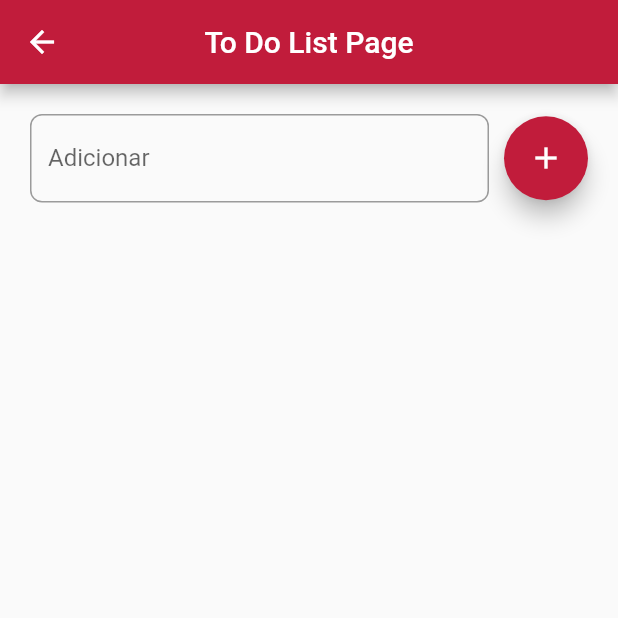
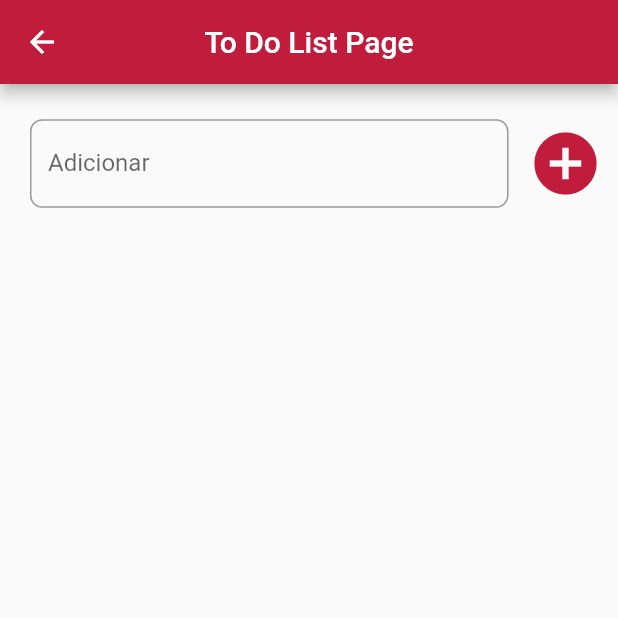
Before and after one commit to correamarcos/AppFlutter, a Flutter app: the ToDoPage screen opened directly, on a phone screen of 412 x 824 dp, the top half of it. Run offline on Flutter 3.47's test engine with Material 2 defaults, Android fonts, the phone set to English and light mode, and no system bars; our stand-ins replace easy_splash_screen.

```diff
--- a/lib/pages/to_do/page_to_do_list.dart
+++ b/lib/pages/to_do/page_to_do_list.dart
@@ -10,8 +10,6 @@ class ToDoPage extends StatefulWidget {
 
 class _ToDoPageState extends State<ToDoPage> {
   final TextEditingController _controllerTask = TextEditingController();
-  final GlobalKey<FormState> _formKey = GlobalKey<FormState>();
-
   List<Task> _task = [];
 
   @override
@@ -27,11 +25,11 @@ class _ToDoPageState extends State<ToDoPage> {
         margin: EdgeInsets.only(top: 20),
         child: Column(
           children: [
-            Form(
-              key: _formKey,
-                child:Row(
+                  Row(
                     children: [
                       Expanded(
+                        child: Container(
+
                             child: TextFormField(
                               controller: _controllerTask,
                               decoration: InputDecoration(
@@ -41,32 +39,26 @@ class _ToDoPageState extends State<ToDoPage> {
                                 ),
                                 ),
                               keyboardType: TextInputType.text,
-                                      validator: (value){
-                                          if(value!.trim().isEmpty){
-                                            return '';
-                                          }
-                                          return null;
-                                      },
+                              ),
+
                         ),
                       ),
                     Container(
-                    margin: const EdgeInsets.only(left: 10),
-                    child: FloatingActionButton(
-                      backgroundColor: const Color.fromRGBO(193, 28, 59, 1),
-                      child: const Icon(Icons.add),
-                      onPressed: (){
-                        if(_formKey.currentState!.validate()){
-                          Task tarefa = Task(name: _controllerTask.text, status: false);
-                            setState((){
+                      margin: const EdgeInsets.only(left: 5, bottom: 18),
+                      child: IconButton(onPressed: (){
+
+                          if(_controllerTask.text.trim().isNotEmpty) {
+                              Task tarefa = Task(
+                                  name: _controllerTask.text, status: false);
+                              setState(() {
                                 _task.add(tarefa);
                               });
                               _controllerTask.clear();
                           }
-                      },
-                    ),
+
+                        }, icon: Icon(Icons.add_circle_sharp, color: Color.fromRGBO(193, 28, 59, 1), size: 50,))
                     ),
                   ],
-              )
                 ),
             Expanded(child:
                 Container(
```
Lines whose indentation alone changed are shown as unchanged.
